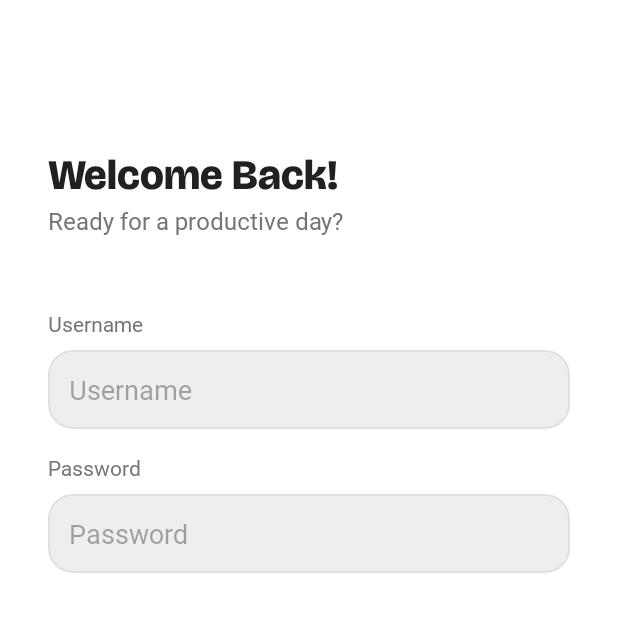
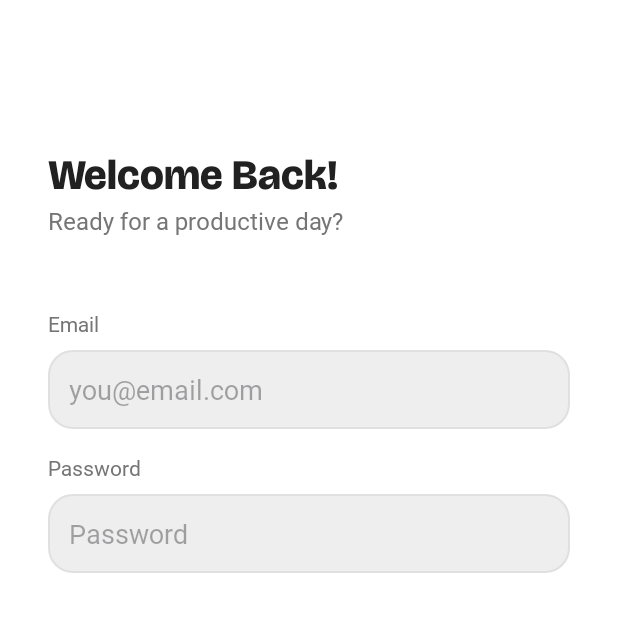
Before and after one commit to rencebry/MOBICOM_MCO, an Android app: the LoginActivity screen opened directly, with no data from a screen before it, on a phone screen of 412 x 824 dp, the top half of it. Run offline under Robolectric (Android 15) with nearby library versions, the phone set to English and light mode, and no system bars; our stand-ins replace CircleImageView, Firebase (no records; nobody signed in at launch, a user with empty details on screens opened directly).

Commit message:
implement login functionalities (working)

```diff
--- a/app/src/main/res/layout/activity_login.xml
+++ b/app/src/main/res/layout/activity_login.xml
@@ -3,9 +3,9 @@
     xmlns:tools="http://schemas.android.com/tools"
     android:layout_width="match_parent"
     android:layout_height="match_parent"
+    android:background="@color/white"
     android:orientation="vertical"
     android:padding="@dimen/large_margin"
-    android:background="@color/white"
     tools:context=".auth.LoginActivity">
 
     <TextView
@@ -24,21 +24,22 @@
         android:textColor="@color/text_secondary"
         android:textSize="16sp" />
 
+    <!-- Changed label from Username to Email -->
     <TextView
         android:layout_width="wrap_content"
         android:layout_height="wrap_content"
         android:layout_marginTop="48dp"
-        android:text="@string/username"
+        android:text="Email"
         android:textColor="@color/text_secondary" />
 
     <EditText
-        android:id="@+id/etUsername"
+        android:id="@+id/etEmail"
         android:layout_width="match_parent"
         android:layout_height="wrap_content"
         android:layout_marginTop="8dp"
         android:background="@drawable/edittext_background"
-        android:hint="@string/username"
-        android:inputType="text"
+        android:hint="you@email.com"
+        android:inputType="textEmailAddress"
         android:padding="14dp" />
 
     <TextView
@@ -66,9 +67,9 @@
     <Button
         android:id="@+id/btnLogin"
         android:layout_width="150dp"
-        android:layout_gravity="center"
         android:layout_height="wrap_content"
         android:layout_marginBottom="32dp"
+        android:layout_gravity="center"
         android:padding="12dp"
         android:text="@string/log_in"
         android:textAllCaps="false"
```
Also changed, not shown: app/src/main/java/com/mobicom/s17/group8/mobicom_mco/auth/LoginActivity.kt (+54 -6 lines), 1 other file.
